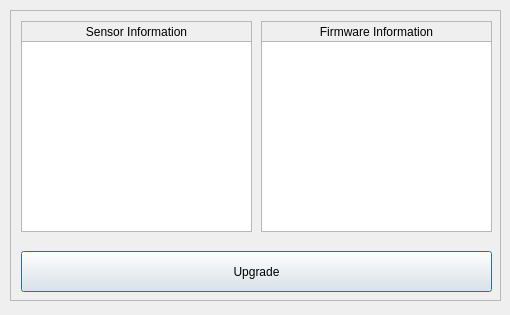
Before: the Qt Designer form T3kUpgrade/dialog.ui in habilience/habilience-t3ksensor-tools, drawn with Qt 5.
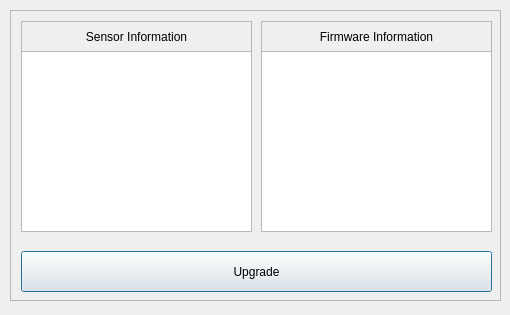
After: the same form once the commit is applied. The open tabs and pages were chosen to show the change. Icons and pictures are not drawn. Custom widgets are drawn as their Qt base class.

```diff
--- a/T3kUpgrade/dialog.ui
+++ b/T3kUpgrade/dialog.ui
@@ -54,7 +54,7 @@
        <x>250</x>
        <y>10</y>
        <width>231</width>
-       <height>21</height>
+       <height>31</height>
       </rect>
      </property>
      <property name="frameShape">
@@ -77,11 +77,14 @@
      <property name="geometry">
       <rect>
        <x>10</x>
-       <y>30</y>
+       <y>40</y>
        <width>231</width>
-       <height>191</height>
+       <height>181</height>
       </rect>
      </property>
+     <property name="horizontalScrollBarPolicy">
+      <enum>Qt::ScrollBarAlwaysOff</enum>
+     </property>
      <property name="undoRedoEnabled">
       <bool>false</bool>
      </property>
@@ -109,11 +112,14 @@
      <property name="geometry">
       <rect>
        <x>250</x>
-       <y>30</y>
+       <y>40</y>
        <width>231</width>
-       <height>191</height>
+       <height>181</height>
       </rect>
      </property>
+     <property name="horizontalScrollBarPolicy">
+      <enum>Qt::ScrollBarAlwaysOff</enum>
+     </property>
      <property name="undoRedoEnabled">
       <bool>false</bool>
      </property>
@@ -127,7 +133,7 @@
        <x>10</x>
        <y>10</y>
        <width>231</width>
-       <height>21</height>
+       <height>31</height>
       </rect>
      </property>
      <property name="frameShape">
```
Left out of the diff: 11 changed lines with no effect on the pictures.
